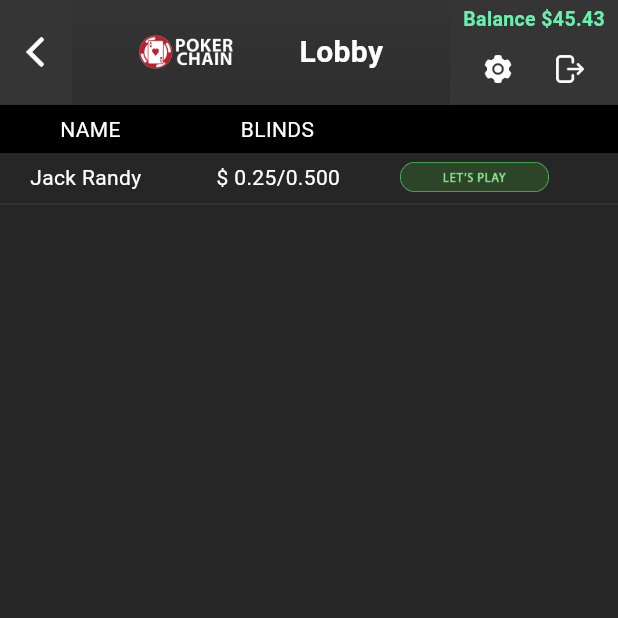
After one commit to Vivek5450/cryptopoker, a Flutter app: the LobbyView screen opened directly, on a phone screen of 412 x 824 dp, the top half of it. The commit adds this screen. Run offline on Flutter 3.47's test engine with Material 3 defaults, Android fonts, the light colour scheme and no system bars; our stand-ins replace audioplayers, get, shared_preferences; accounts and stored records are empty.

Commit message:
1) lobby screen created 2) flop added as game play

```diff
--- a/lib/core/constants/app_url.dart
+++ b/lib/core/constants/app_url.dart
@@ -2,6 +2,6 @@ class AppUrls {
   static const String baseUrl = "http://157.245.212.69";
 
   static const String login = "$baseUrl/api/account/login";
-
-
+ static const String register ="$baseUrl/api/account/register";
+ static const String sendOtp ="$baseUrl/account/sendEmailVerifyCode";
 }
--- a/lib/screen/auth/login_screen.dart
+++ b/lib/screen/auth/login_screen.dart
@@ -3,6 +3,7 @@ import 'package:cryptopoker/screen/auth/register_screen.dart';
 import 'package:cryptopoker/controller/auth_controller.dart';
 import 'package:cryptopoker/progress_loader.dart';
 import 'package:cryptopoker/screen/dashboard/dashboard_view.dart';
+import 'package:cryptopoker/screen/lobby/lobby_view.dart';
 import 'package:flutter/material.dart';
 import 'package:get/get.dart';
 
@@ -115,12 +116,11 @@ class _LoginScreenState extends State<LoginScreen> {
                 icon: 'assets/images/password.png',
               ),
               SizedBox(height: 40),
-
               Row(
                 mainAxisAlignment: MainAxisAlignment.spaceEvenly,
                 children: [
                   _buildButton('Sign in', () {
-                   Get.to(()=>DashboardView());
+                   Get.to(()=>LobbyView());
                   }),
                   _buildButton('Register', () {
                     Get.to(()=>RegisterScreen());
--- /dev/null
+++ b/lib/screen/lobby/lobby_view.dart
@@ -0,0 +1,208 @@
+import 'package:cryptopoker/screen/dashboard/dashboard_view.dart';
+import 'package:flutter/material.dart';
+import 'package:get/get.dart';
+
+class LobbyView extends StatefulWidget {
+  const LobbyView({super.key});
+
+  @override
+  State<LobbyView> createState() => _LobbyViewState();
+}
+
+class _LobbyViewState extends State<LobbyView> {
+  @override
+  Widget build(BuildContext context) {
+    return Scaffold(
+      body: SafeArea(
+        top: false,
+        bottom: false,// allows background to touch the top of the screen
+        child: Stack(
+          fit: StackFit.expand,
+          children: [
+            // Background image
+            Image.asset(
+              'assets/images/lobby_bg.png',
+              fit: BoxFit.cover,
+            ),
+
+            // Content (Header + others)
+            Column(
+              children: [
+                _buildHeader(),
+                _buildTitle(),
+                _playerBlindList(),
+                // Your lobby content will go here
+              ],
+            ),
+          ],
+        ),
+      ),
+    );
+  }
+
+  Widget _buildHeader() {
+    final double statusBarHeight = MediaQuery.of(context).padding.top;
+    final double iconSize = MediaQuery.of(context).size.height * 0.025;
+
+    return Row(
+      crossAxisAlignment: CrossAxisAlignment.start,
+      children: [
+        // LEFT SECTION — Back Button (touches top)
+        Container(
+          color: const Color.fromARGB(255, 53, 53, 53),
+          height: statusBarHeight + 70,
+          padding: EdgeInsets.only(top: statusBarHeight),
+          child: Center(
+            child: IconButton(
+              onPressed: () {
+                Get.back();
+              },
+              icon: Image.asset(
+                'assets/images/back.png',
+                height: iconSize,
+              ),
+            ),
+          ),
+        ),
+
+        // MIDDLE SECTION — Gradient Background (touches top)
+        Expanded(
+          child: Container(
+            height: statusBarHeight + 70,
+            decoration: const BoxDecoration(
+              gradient: LinearGradient(
+                colors: [
+                  Color.fromARGB(255, 52, 52, 52),
+                  Color.fromARGB(255, 46, 46, 46),
+                ],
+                begin: Alignment.topCenter,
+                end: Alignment.bottomCenter,
+              ),
+            ),
+            padding: EdgeInsets.only(top: statusBarHeight),
+            child: Row(
+              mainAxisAlignment: MainAxisAlignment.spaceBetween,
+              children: [
+                SizedBox(width: 1,),
+                Image.asset(
+                  'assets/images/Logo.png',
+                  height: MediaQuery.of(context).size.height * 0.028,
+                ),
+                const Text(
+                  'Lobby',
+                  textScaleFactor: 1.0, // keeps text size consistent
+                  style: TextStyle(
+                    color: Colors.white,
+                    fontSize: 20,
+                    fontWeight: FontWeight.bold,
+                  ),
+                ),
+                SizedBox(width: 1,)
+              ],
+            ),
+          ),
+        ),
+
+        // RIGHT SECTION — Balance, Settings, Logout
+        Container(
+          color: const Color.fromARGB(255, 53, 53, 53),
+          height: statusBarHeight + 70,
+          padding: EdgeInsets.only(
+            top: statusBarHeight + 3,
+            right: 8,
+            left: 8,
+          ),
+          child: Column(
+            mainAxisAlignment: MainAxisAlignment.center,
+            children: [
+              const Text(
+                'Balance \$45.43',
+                textScaleFactor: 1.0,
+                style: TextStyle(
+                  color: Colors.greenAccent,
+                  fontSize: 13,
+                  fontWeight: FontWeight.w600,
+                ),
+              ),
+              Row(
+                mainAxisSize: MainAxisSize.min,
+                children: [
+                  IconButton(
+                    onPressed: () {},
+                    icon: Image.asset(
+                      'assets/images/settings.png',
+                      height: iconSize * 0.9,
+                    ),
+                  ),
+                  IconButton(
+                    onPressed: () {},
+                    icon: Image.asset(
+                      'assets/images/logout.png',
+                      height: iconSize * 0.9,
+                    ),
+                  ),
+                ],
+              ),
+            ],
+          ),
+        ),
+      ],
+    );
+  }
+
+  Widget _buildTitle(){
+    return Container(
+      color: Colors.black,
+      child: Padding(
+        padding: const EdgeInsets.symmetric(vertical: 6,horizontal: 20),
+        child: Row(
+          children: [
+            SizedBox(width: 20,),
+            Text('NAME',style: TextStyle(color: Colors.white),),
+            SizedBox(width: 80,),
+            Text('BLINDS',style: TextStyle(color: Colors.white),)
+          ],
+        ),
+      ),
+    );
+  }
+
+  Widget _playerBlindList(){
+    return Padding(
+      padding: const EdgeInsets.symmetric(vertical: 6),
+      child: Column(
+        children: [
+          Row(
+            children: [
+              Row(
+                children: [
+                  SizedBox(width: 20,),
+                 Column(
+                   children: [
+                     Text('Jack Randy',style: TextStyle(color: Colors.white),),
+                   ],
+                 ),
+                  SizedBox(width: 50,),
+                  Column(
+                    children: [
+                      Text('\$ 0.25/0.500',style: TextStyle(color: Colors.white),),
+                    ],
+                  ),
+                SizedBox(width: 40,),
+                Column(
+                  children: [
+                    GestureDetector(
+                        onTap: ()=>Get.to(()=>DashboardView()),
+                        child: Image.asset('assets/images/lets_play.png',height: 20,)),
+                  ],
+                )
+                ],
+              )
+            ],
+          ),
+          Divider(thickness: 0.1,)
+        ],
+      ),
+    );
+  }
+}
--- a/pubspec.yaml
+++ b/pubspec.yaml
@@ -67,6 +67,7 @@ flutter:
   # To add assets to your application, add an assets section, like this:
   assets:
     - assets/images/
+    - assets/gif/
     - assets/images/spades/
     - assets/sounds/
 
```
Also changed, not shown: lib/controller/auth_controller.dart (+26 -0 lines), lib/controller/dashboard_controller.dart (+57 -1 lines), lib/progress_loader.dart (+9 -101 lines), lib/repository/auth_repository.dart (+9 -0 lines), lib/screen/auth/register_screen.dart (+9 -3 lines), lib/screen/dashboard/widgets/player_cards.dart (+22 -16 lines), lib/screen/dashboard/widgets/poker_table.dart (+26 -2 lines), assets/gif/progess_loader.gif (added), assets/images/back.png (added), assets/images/lets_play.png (added), assets/images/lobby_bg.png (added), assets/images/logout.png (added), assets/images/settings.png (added).
